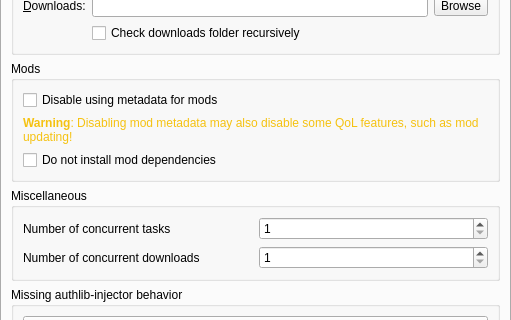
Qt form launcher/ui/pages/global/LauncherPage.ui (LunaisLazier/PollyMC) before a commit; both pictures show x 0 to 511 and y 220 to 540 of the 511 by 629 pixel window.
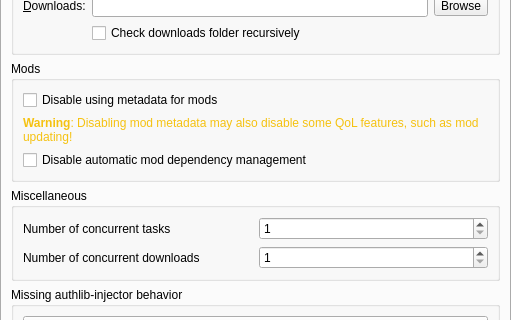
The same form after that commit. Custom widgets are drawn as their Qt base class.

Patch:
```diff
--- a/launcher/ui/pages/global/LauncherPage.ui
+++ b/launcher/ui/pages/global/LauncherPage.ui
@@ -192,7 +192,7 @@
              <string>Disable automatically checking and installation of mod dependencies.</string>
             </property>
             <property name="text">
-             <string>Do not install mod dependencies</string>
+             <string>Disable automatic mod dependency management</string>
             </property>
            </widget>
           </item>
```
Left out of the diff: 2 changed lines with no effect on the pictures.
